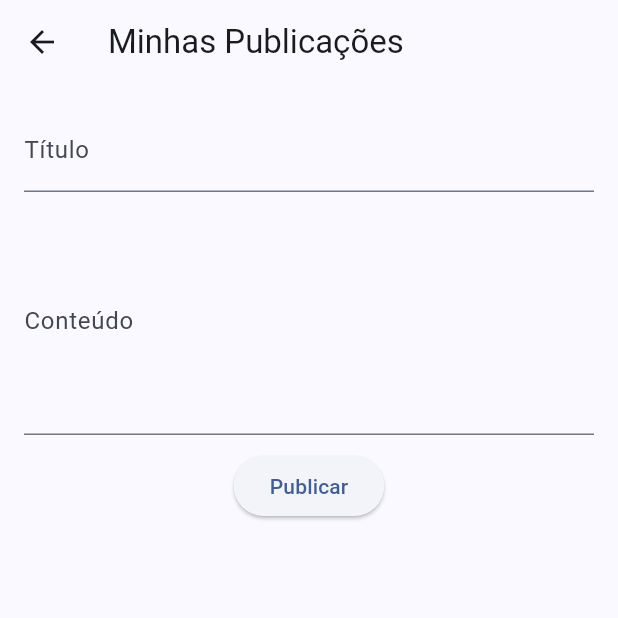
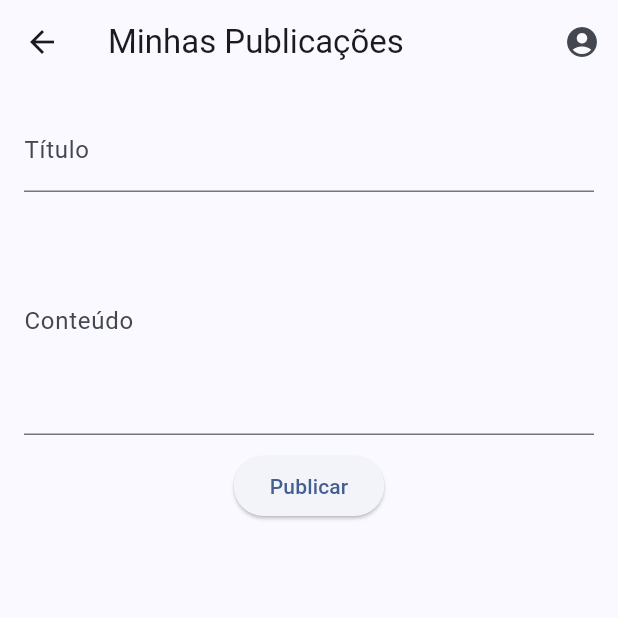
Before and after one commit to TechTitans1233/ForumApp, a Flutter app: the TelaPublicacoes screen opened by its route, on a phone screen of 412 x 824 dp, the top half of it. Run offline on Flutter 3.47's test engine with Material 3 defaults, Android fonts, the phone set to English and light mode, and no system bars; our stand-ins replace cloud_firestore, firebase_auth, firebase_core; accounts and stored records are empty.

Commit message:
Update TelaPublicacoes.dart

```diff
--- a/lib/Telas/TelaPublicacoes.dart
+++ b/lib/Telas/TelaPublicacoes.dart
@@ -1,4 +1,3 @@
-// TelaPublicacoes.dart
 import 'package:flutter/material.dart';
 import 'package:firebase_auth/firebase_auth.dart';
 import 'package:cloud_firestore/cloud_firestore.dart';
@@ -48,7 +47,17 @@ class _TelaPublicacoesState extends State<TelaPublicacoes> {
   @override
   Widget build(BuildContext context) {
     return Scaffold(
-      appBar: AppBar(title: const Text('Minhas Publicações')),
+      appBar: AppBar(
+        title: const Text('Minhas Publicações'),
+        actions: [
+          IconButton(
+            icon: const Icon(Icons.account_circle),
+            onPressed: () {
+              Navigator.pushNamed(context, '/profile'); // Navega para a tela de perfil
+            },
+          ),
+        ],
+      ),
       body: Column(
         children: [
           Padding(
```
